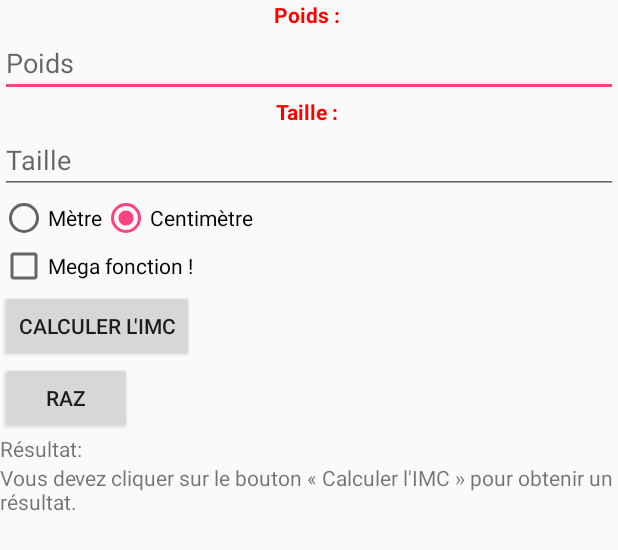
After one commit to Seifeddine-Selmi/android_application, an Android app: the layout widgets.xml on its own in the app's theme, with its tools: preview values and no code run, on a phone screen of 412 x 824 dp. The commit adds this screen. Shown: the top 550 px of the screen. Run offline under Robolectric (Android 15) with nearby library versions, the phone set to English and light mode, and no system bars.

Commit message:
Create Examles Of Widgets in Java and XML

```diff
--- a/app/src/main/java/com/selmi/seif/myapplication/MainActivity.java
+++ b/app/src/main/java/com/selmi/seif/myapplication/MainActivity.java
@@ -57,5 +57,6 @@ public class MainActivity extends AppCompatActivity {
         view.setText(applicationName);
 
         setContentView(view);*/
+
     }
 }
--- /dev/null
+++ b/app/src/main/java/com/selmi/seif/myapplication/Widgets.java
@@ -0,0 +1,61 @@
+package com.selmi.seif.myapplication;
+
+
+import android.support.constraint.ConstraintLayout;
+import android.support.v7.app.AppCompatActivity;
+import android.os.Bundle;
+import android.widget.TextView;
+
+public class Widgets{
+
+
+    // Exemples Widgets en Java
+   /*
+    // TextView
+    TextView textView = new TextView(this);
+    textView.setText(R.string.textView);
+    textView.setTextSize(8);
+    textView.setTextColor(0x112233);
+
+    // EditText
+    EditText editText = new EditText(this);
+    editText.setHint(R.string.editText);
+    editText.setInputType(InputType.TYPE_TEXT_FLAG_MULTI_LINE);
+    editText.setLines(5);
+
+    // Button
+    Button button = new Button(this);
+    editText.setText(R.string.button);
+
+    // CheckBox
+    CheckBox checkBox = new CheckBox(this);
+    checkBox.setText(R.string.checkBox);
+    checkBox.setChecked(true)
+    if(checkBox.isChecked())
+    // Faire quelque chose si le bouton est coché
+
+
+    // RadioGroup
+    RadioGroup radioGroup = new RadioGroup(this);
+    RadioButton radioButton1 = new RadioButton(this);
+    RadioButton radioButton2 = new RadioButton(this);
+    RadioButton radioButton3 = new RadioButton(this);
+
+    // On ajoute les boutons au RadioGroup
+    radioGroup.addView(radioButton1, 0);
+    radioGroup.addView(radioButton2, 1);
+    radioGroup.addView(radioButton3, 2);
+
+    // On sélectionne le premier bouton
+    radioGroup.check(0);
+
+    // On récupère l'identifiant du bouton qui est coché
+    int id = radioGroup.getCheckedRadioButtonId();
+
+
+
+    */
+
+
+
+}
--- /dev/null
+++ b/app/src/main/res/layout/widgets.xml
@@ -0,0 +1,88 @@
+<?xml version="1.0" encoding="utf-8"?>
+<LinearLayout xmlns:android="http://schemas.android.com/apk/res/android"
+    android:layout_width="match_parent"
+    android:layout_height="match_parent"
+    android:orientation="vertical">
+
+    <TextView
+        android:layout_width="fill_parent"
+        android:layout_height="wrap_content"
+        android:text="Poids : "
+        android:textStyle="bold"
+        android:textColor="#FF0000"
+        android:gravity="center"
+        />
+    <EditText
+        android:id="@+id/poids"
+        android:layout_width="fill_parent"
+        android:layout_height="wrap_content"
+        android:hint="Poids"
+        android:inputType="numberDecimal"
+        />
+    <TextView
+        android:layout_width="fill_parent"
+        android:layout_height="wrap_content"
+        android:text="Taille : "
+        android:textStyle="bold"
+        android:textColor="#FF0000"
+        android:gravity="center"
+        />
+    <EditText
+        android:id="@+id/taille"
+        android:layout_width="fill_parent"
+        android:layout_height="wrap_content"
+        android:hint="Taille"
+        android:inputType="numberDecimal"
+        />
+    <RadioGroup
+        android:id="@+id/group"
+        android:layout_width="wrap_content"
+        android:layout_height="wrap_content"
+        android:checkedButton="@+id/radio2"
+        android:orientation="horizontal"
+        >
+        <RadioButton
+            android:id="@+id/radio1"
+            android:layout_width="wrap_content"
+            android:layout_height="wrap_content"
+            android:text="Mètre"
+            />
+        <RadioButton
+            android:id="@+id/radio2"
+            android:layout_width="wrap_content"
+            android:layout_height="wrap_content"
+            android:text="Centimètre"
+            />
+    </RadioGroup>
+    <CheckBox
+        android:id="@+id/mega"
+        android:layout_width="wrap_content"
+        android:layout_height="wrap_content"
+        android:text="Mega fonction !"
+        />
+    <Button
+        android:id="@+id/calcul"
+        android:layout_width="wrap_content"
+        android:layout_height="wrap_content"
+        android:text="Calculer l'IMC"
+        />
+    <Button
+        android:id="@+id/raz"
+        android:layout_width="wrap_content"
+        android:layout_height="wrap_content"
+        android:text="RAZ"
+        />
+    <TextView
+        android:layout_width="wrap_content"
+        android:layout_height="wrap_content"
+        android:text="Résultat:"
+        />
+    <TextView
+        android:id="@+id/result"
+        android:layout_width="fill_parent"
+        android:layout_height="fill_parent"
+        android:text="Vous devez cliquer sur le bouton « Calculer l'IMC » pour obtenir un résultat."
+        />
+
+
+</LinearLayout>
```
